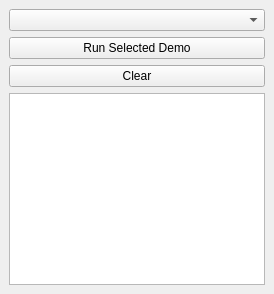
Qt form ModernCppQTApp/src/mainwindow.ui (pawcijo/CppPlayground) before a commit.
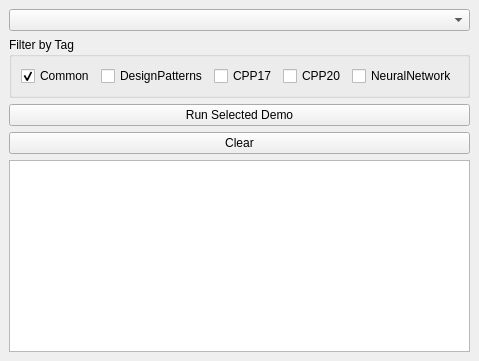
The same form after that commit.

Commit message: Apply tags in app

```diff
--- a/ModernCppQTApp/src/mainwindow.ui
+++ b/ModernCppQTApp/src/mainwindow.ui
@@ -8,6 +8,53 @@
     <item>
      <widget class="QComboBox" name="demoSelector"/>
     </item>
+    <item>
+     <widget class="QGroupBox" name="tagGroupBox">
+      <property name="title">
+       <string>Filter by Tag</string>
+      </property>
+      <layout class="QHBoxLayout">
+       <item>
+        <widget class="QCheckBox" name="tagCommon">
+         <property name="text">
+          <string>Common</string>
+         </property>
+         <property name="checked">
+          <bool>true</bool>
+         </property>
+        </widget>
+       </item>
+       <item>
+        <widget class="QCheckBox" name="tagDesignPatterns">
+         <property name="text">
+          <string>DesignPatterns</string>
+         </property>
+        </widget>
+       </item>
+       <item>
+        <widget class="QCheckBox" name="tagCPP17">
+         <property name="text">
+          <string>CPP17</string>
+         </property>
+        </widget>
+       </item>
+       <item>
+        <widget class="QCheckBox" name="tagCPP20">
+         <property name="text">
+          <string>CPP20</string>
+         </property>
+        </widget>
+       </item>
+       <item>
+        <widget class="QCheckBox" name="tagNeuralNetwork">
+         <property name="text">
+          <string>NeuralNetwork</string>
+         </property>
+        </widget>
+       </item>
+      </layout>
+     </widget>
+    </item>
     <item>
      <widget class="QPushButton" name="runButton">
       <property name="text"><string>Run Selected Demo</string></property>
```
The commit also changes 2 other files.
